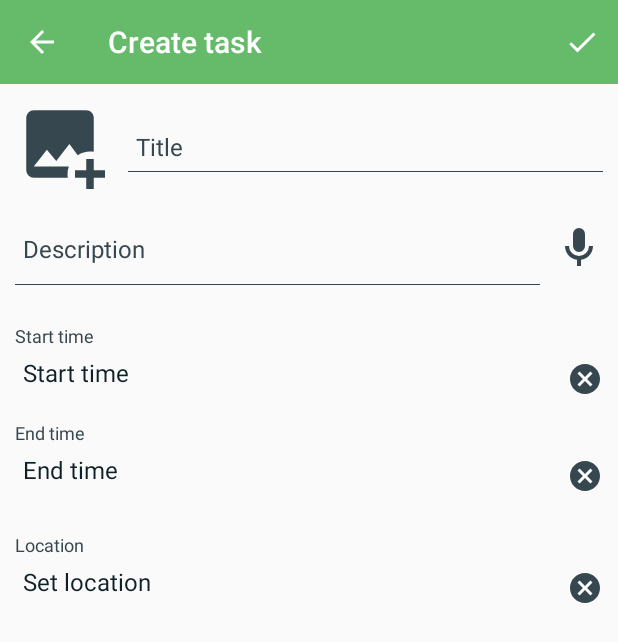
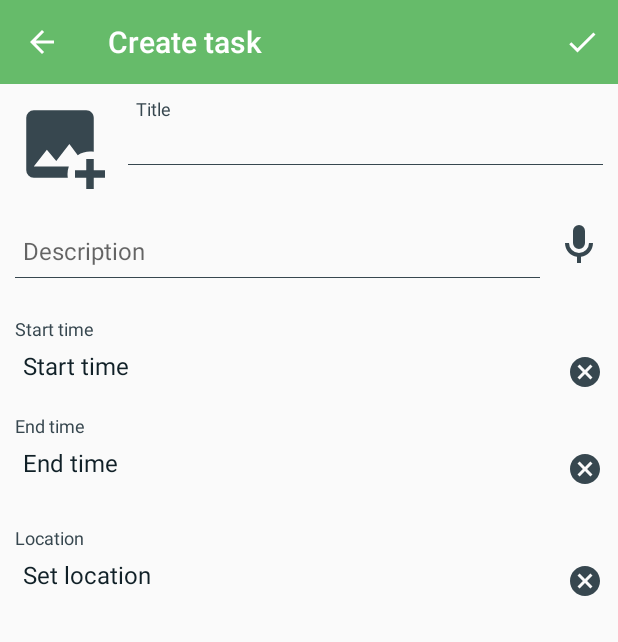
Before and after one commit to janaco/TaskManager, an Android app: the TaskActivity screen opened directly, with no data from a screen before it, on a phone screen of 412 x 824 dp. Shown: the top 642 px of the screen. Run offline under Robolectric (Android 15) with nearby library versions, the phone set to English and light mode, and no system bars; our stand-ins replace ButterKnife, Room's generated code; libraries missing offline, so code that uses them is left out: com.theartofdev.edmodo; pictures from the network do not load.

Commit message:
Use text input layout

```diff
--- a/app/src/main/res/layout/activity_task.xml
+++ b/app/src/main/res/layout/activity_task.xml
@@ -1,5 +1,6 @@
 <?xml version="1.0" encoding="utf-8"?>
 <LinearLayout xmlns:android="http://schemas.android.com/apk/res/android"
+    xmlns:app="http://schemas.android.com/apk/res-auto"
     xmlns:tools="http://schemas.android.com/tools"
     android:layout_width="match_parent"
     android:layout_height="match_parent"
@@ -19,72 +20,86 @@
             android:layout_height="60dp"
             android:layout_marginEnd="15dp"
             android:layout_marginRight="15dp"
-            android:src="@drawable/image_plus" />
+            app:srcCompat="@drawable/image_plus" />
 
-        <EditText
-            android:id="@+id/input_title"
-            style="@style/EditTextStyle"
+        <android.support.design.widget.TextInputLayout
+            android:id="@+id/input_layout_title"
+            android:layout_width="match_parent"
+            android:layout_height="wrap_content"
             android:layout_toEndOf="@+id/image_task"
-            android:layout_toRightOf="@+id/image_task"
-            android:hint="@string/title"
-            android:maxLines="1"
-            android:background="@android:color/transparent"
-            android:padding="5dp"
-            android:textColor="@color/primaryTextColor"
-            android:textColorHint="@color/secondaryColor"
-            android:textSize="16sp" />
+            android:layout_toRightOf="@+id/image_task">
+
+            <EditText
+                android:id="@+id/input_title"
+                style="@style/EditTextStyle"
+                android:background="@android:color/transparent"
+                android:hint="@string/title"
+                android:maxLines="1"
+                android:padding="5dp"
+                android:singleLine="true"
+                android:textColor="@color/primaryTextColor"
+                android:textColorHint="@color/secondaryColor"
+                android:textSize="16sp" />
+
+        </android.support.design.widget.TextInputLayout>
+
 
         <View
             android:layout_width="match_parent"
             android:layout_height="0.5dp"
-            android:background="@color/secondaryColor"
-            android:layout_below="@+id/input_title"
-            android:layout_alignStart="@+id/input_title"
-            android:layout_alignLeft="@+id/input_title"
-            android:layout_alignEnd="@+id/input_title"
-            android:layout_alignRight="@+id/input_title"
-            />
+            android:layout_alignEnd="@+id/input_layout_title"
+            android:layout_alignLeft="@+id/input_layout_title"
+            android:layout_alignRight="@+id/input_layout_title"
+            android:layout_alignStart="@+id/input_layout_title"
+            android:layout_below="@+id/input_layout_title"
+            android:background="@color/secondaryColor" />
 
         <RelativeLayout
             android:id="@+id/layout_description"
             android:layout_width="match_parent"
-            android:layout_marginTop="15dp"
             android:layout_height="wrap_content"
-            android:layout_below="@+id/image_task">
+            android:layout_below="@+id/image_task"
+            android:layout_marginTop="15dp">
 
-            <EditText
-                android:id="@+id/input_description"
-                style="@style/EditTextStyle"
-                android:hint="@string/description"
-                android:maxLines="3"
+            <android.support.design.widget.TextInputLayout
+                android:id="@+id/input_layout_description"
+                android:layout_width="match_parent"
+                android:layout_height="wrap_content"
                 android:layout_toLeftOf="@+id/btn_microphone"
-                android:layout_toStartOf="@+id/btn_microphone"
-                android:padding="5dp"
-                android:background="@android:color/transparent"
-                android:layout_centerVertical="true"
-                android:textColor="@color/primaryTextColor"
-                android:textColorHint="@color/secondaryColor"
-                android:textSize="16sp" />
+                android:layout_toStartOf="@+id/btn_microphone">
+
+                <EditText
+                    android:id="@+id/input_description"
+                    style="@style/EditTextStyle"
+                    android:layout_centerVertical="true"
+                    android:background="@android:color/transparent"
+                    android:hint="@string/description"
+                    android:maxLines="3"
+                    android:padding="5dp"
+                    android:textColor="@color/primaryTextColor"
+                    android:textColorHint="@color/secondaryColor"
+                    android:textSize="16sp" />
+            </android.support.design.widget.TextInputLayout>
 
             <View
                 android:layout_width="match_parent"
                 android:layout_height="0.5dp"
-                android:background="@color/secondaryColor"
-                android:layout_below="@+id/input_description"
-                android:layout_alignStart="@+id/input_description"
-                android:layout_alignLeft="@+id/input_description"
-                android:layout_alignEnd="@+id/input_description"
-                android:layout_alignRight="@+id/input_description"
-                />
+                android:layout_alignEnd="@+id/input_layout_description"
+                android:layout_alignLeft="@+id/input_layout_description"
+                android:layout_alignRight="@+id/input_layout_description"
+                android:layout_alignStart="@+id/input_layout_description"
+                android:layout_below="@+id/input_layout_description"
+                android:background="@color/secondaryColor" />
+
             <Button
+                android:id="@+id/btn_microphone"
                 android:layout_width="32dp"
                 android:layout_height="32dp"
+                android:layout_alignParentEnd="true"
+                android:layout_alignParentRight="true"
+                android:layout_centerVertical="true"
                 android:layout_marginLeft="10dp"
                 android:layout_marginStart="10dp"
-                android:layout_alignParentRight="true"
-                android:layout_alignParentEnd="true"
-                android:layout_centerVertical="true"
-                android:id="@+id/btn_microphone"
                 android:background="@drawable/microphone" />
         </RelativeLayout>
 
@@ -104,23 +119,23 @@
             android:layout_width="match_parent"
             android:layout_height="wrap_content"
             android:layout_below="@+id/hint_start_time"
+            android:layout_toLeftOf="@+id/btn_clear_start_date"
+            android:layout_toStartOf="@+id/btn_clear_start_date"
             android:padding="5dp"
-            android:layout_toStartOf="@+id/btn_clear_start_date"
-            android:layout_toLeftOf="@+id/btn_clear_start_date"
             android:text="@string/start_time"
             android:textColor="@color/secondaryDarkColor"
             android:textSize="16sp" />
 
         <Button
+            android:id="@+id/btn_clear_start_date"
             android:layout_width="24dp"
             android:layout_height="24dp"
-            android:layout_marginStart="10dp"
-            android:layout_marginLeft="10dp"
+            android:layout_alignBottom="@id/txt_start_date"
             android:layout_alignParentEnd="true"
             android:layout_alignParentRight="true"
-            android:layout_alignBottom="@id/txt_start_date"
-            android:id="@+id/btn_clear_start_date"
-            android:background="@drawable/close_circle"/>
+            android:layout_marginLeft="10dp"
+            android:layout_marginStart="10dp"
+            android:background="@drawable/close_circle" />
 
         <TextView
             android:id="@+id/hint_end_time"
@@ -137,23 +152,23 @@
             android:layout_width="match_parent"
             android:layout_height="wrap_content"
             android:layout_below="@+id/hint_end_time"
+            android:layout_toLeftOf="@+id/btn_clear_end_date"
+            android:layout_toStartOf="@+id/btn_clear_end_date"
             android:padding="5dp"
             android:text="@string/end_time"
-            android:layout_toLeftOf="@+id/btn_clear_end_date"
-            android:layout_toStartOf="@+id/btn_clear_end_date"
             android:textColor="@color/secondaryDarkColor"
             android:textSize="16sp" />
 
         <Button
+            android:id="@+id/btn_clear_end_date"
             android:layout_width="24dp"
             android:layout_height="24dp"
-            android:layout_marginStart="10dp"
-            android:layout_marginLeft="10dp"
+            android:layout_alignBottom="@id/txt_end_date"
             android:layout_alignParentEnd="true"
             android:layout_alignParentRight="true"
-            android:layout_alignBottom="@id/txt_end_date"
-            android:id="@+id/btn_clear_end_date"
-            android:background="@drawable/close_circle"/>
+            android:layout_marginLeft="10dp"
+            android:layout_marginStart="10dp"
+            android:background="@drawable/close_circle" />
 
         <TextView
             android:id="@+id/hint_location"
@@ -170,23 +185,23 @@
             android:layout_width="match_parent"
             android:layout_height="wrap_content"
             android:layout_below="@+id/hint_location"
+            android:layout_toLeftOf="@+id/btn_clear_location"
+            android:layout_toStartOf="@+id/btn_clear_location"
             android:padding="5dp"
             android:text="@string/set_location"
-            android:layout_toStartOf="@+id/btn_clear_location"
-            android:layout_toLeftOf="@+id/btn_clear_location"
             android:textColor="@color/secondaryDarkColor"
             android:textSize="16sp" />
 
         <Button
+            android:id="@+id/btn_clear_location"
             android:layout_width="24dp"
             android:layout_height="24dp"
-            android:layout_marginStart="10dp"
-            android:layout_marginLeft="10dp"
+            android:layout_alignBottom="@id/txt_location"
             android:layout_alignParentEnd="true"
             android:layout_alignParentRight="true"
-            android:layout_alignBottom="@id/txt_location"
-            android:id="@+id/btn_clear_location"
-            android:background="@drawable/close_circle"/>
+            android:layout_marginLeft="10dp"
+            android:layout_marginStart="10dp"
+            android:background="@drawable/close_circle" />
 
 
     </RelativeLayout>
```
